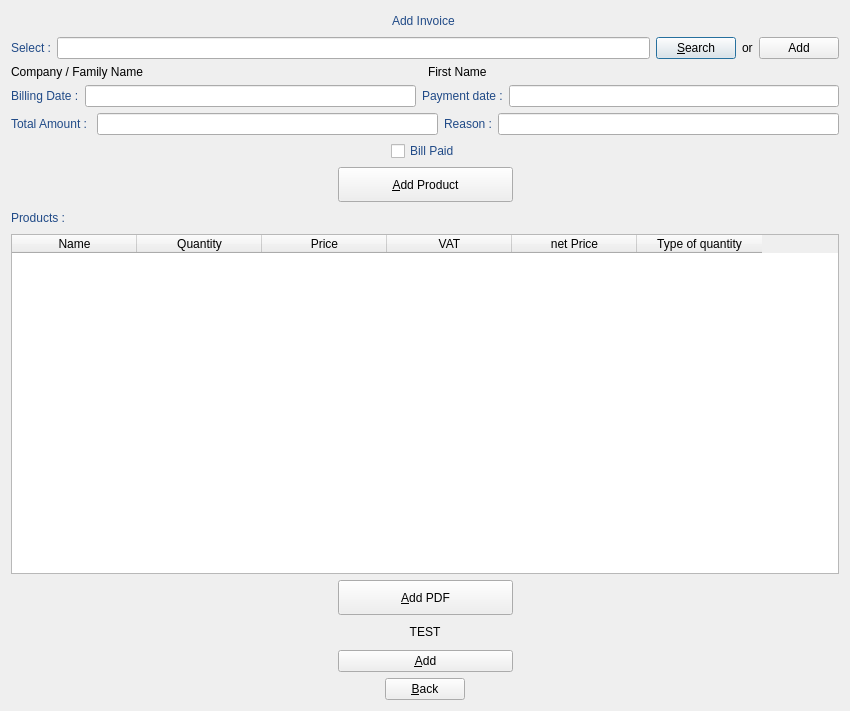
First picture: the form in manageBill/dialogaddinvoice.ui, repository JMainard/manageBill, before the edit.
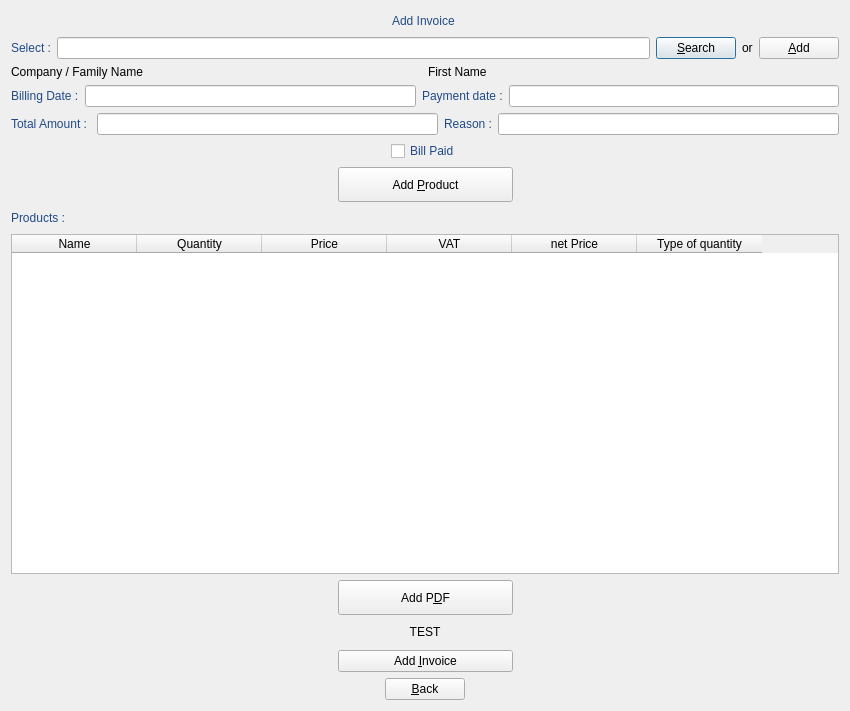
Second picture: the form after the edit. Icons and pictures are not drawn.

```diff
--- a/manageBill/dialogaddinvoice.ui
+++ b/manageBill/dialogaddinvoice.ui
@@ -120,7 +120,7 @@
         <string notr="true">font: 75 12pt &quot;URW Palladio L&quot;;</string>
        </property>
        <property name="text">
-        <string>Add</string>
+        <string>&amp;Add</string>
        </property>
        <property name="icon">
         <iconset resource="icon.qrc">
@@ -297,7 +297,7 @@
         <string notr="true">font: 75 14pt &quot;URW Palladio L&quot;;</string>
        </property>
        <property name="text">
-        <string>&amp;Add Product</string>
+        <string>Add &amp;Product</string>
        </property>
        <property name="icon">
         <iconset resource="icon.qrc">
@@ -447,7 +447,7 @@
 </string>
        </property>
        <property name="text">
-        <string>&amp;Add PDF</string>
+        <string>Add P&amp;DF</string>
        </property>
        <property name="icon">
         <iconset resource="icon.qrc">
@@ -506,7 +506,7 @@
         <string notr="true">font: 75 13pt &quot;URW Palladio L&quot;;</string>
        </property>
        <property name="text">
-        <string>&amp;Add</string>
+        <string>Add &amp;Invoice</string>
        </property>
        <property name="icon">
         <iconset resource="icon.qrc">
```
